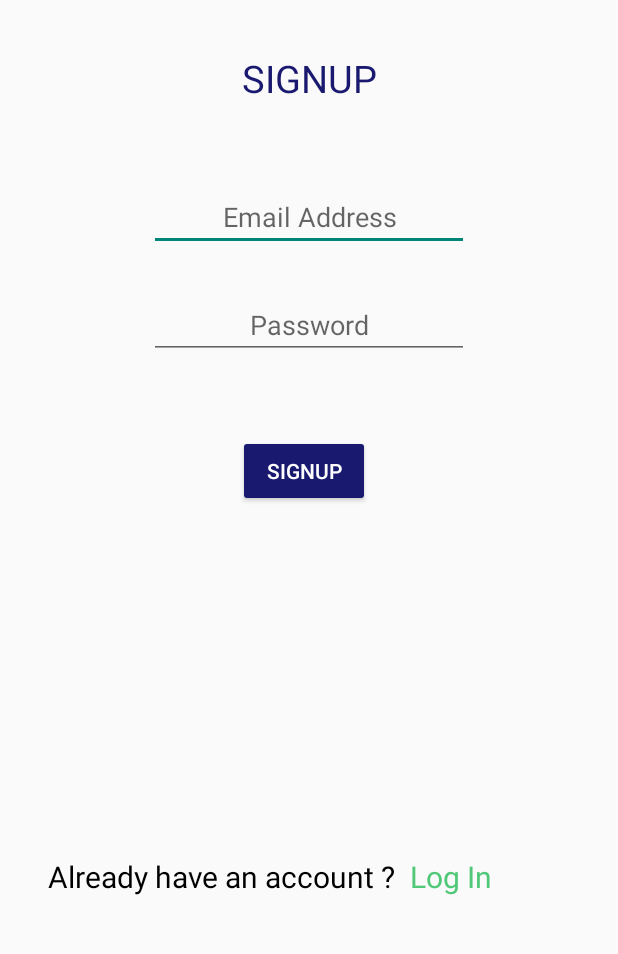
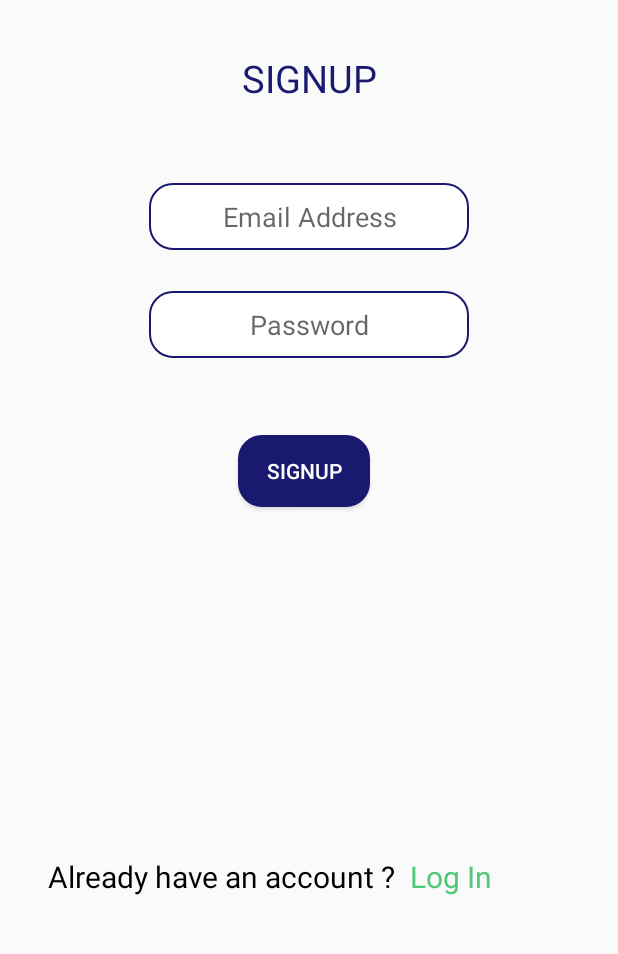
Before and after one commit to Aritra995/QuizUp, an Android app: the SignUpActivity screen opened directly, with no data from a screen before it, on a phone screen of 412 x 824 dp, the part 267-1221 px from its top. Run offline under Robolectric (Android 15) with nearby library versions, the phone set to English and light mode, and no system bars; our stand-ins replace Firebase (no records; nobody signed in at launch, a user with empty details on screens opened directly).

Commit message:
updated UI of login and signup screen

```diff
--- a/app/src/main/java/com/example/myapplication/HomeFragment.java
+++ b/app/src/main/java/com/example/myapplication/HomeFragment.java
@@ -186,9 +186,7 @@
         password.setFocusable(false);
         login.setFocusable(false);
     }
-    private void enable(){
 
-    }
     private boolean emailValidator(EditText email,View view){
         String emailText = email.getText().toString();
         if( !emailText.isEmpty() && Patterns.EMAIL_ADDRESS.matcher(emailText).matches()){
--- /dev/null
+++ b/app/src/main/res/drawable/rounded_edittext.xml
@@ -0,0 +1,12 @@
+<?xml version="1.0" encoding="utf-8"?>
+<shape xmlns:android="http://schemas.android.com/apk/res/android"
+        android:shape="rectangle"
+        android:padding="10dp">
+    <solid android:color="#FFFFFF"/>
+    <corners
+            android:bottomRightRadius="15dp"
+            android:bottomLeftRadius="15dp"
+            android:topLeftRadius="15dp"
+            android:topRightRadius="15dp" />
+    <stroke android:width="1dp" android:color="@color/app_bar_color"/>
+</shape>
--- a/app/src/main/res/layout/activity_sign_up.xml
+++ b/app/src/main/res/layout/activity_sign_up.xml
@@ -10,6 +10,7 @@
             android:text="@string/signup"
             android:textColor="@color/white"
             android:layout_width="wrap_content"
+            android:background="@drawable/rounded_edittext"
             android:backgroundTint="#191970"
             android:layout_height="wrap_content" android:id="@+id/buttonSignup"
             app:layout_constraintStart_toStartOf="parent" app:layout_constraintEnd_toEndOf="parent"
@@ -21,6 +22,8 @@
             android:inputType="textEmailAddress"
             android:ems="10"
             android:hint="Email Address"
+            android:padding="10dp"
+            android:background="@drawable/rounded_edittext"
             android:textAlignment="center"
             android:id="@+id/editTextTextEmailAddressSignUp"
             app:layout_constraintStart_toStartOf="parent"
@@ -31,6 +34,8 @@
             android:layout_height="wrap_content"
             android:inputType="textPassword"
             android:hint="Password"
+            android:padding="10dp"
+            android:background="@drawable/rounded_edittext"
             android:textAlignment="center"
             android:ems="10"
             android:id="@+id/editTextTextPasswordSignUp"
--- a/app/src/main/res/layout/fragment_home.xml
+++ b/app/src/main/res/layout/fragment_home.xml
@@ -22,6 +22,7 @@
                 android:layout_width="wrap_content"
                 android:textColor="@color/white"
                 android:backgroundTint="#191970"
+                android:background="@drawable/rounded_edittext"
                 android:layout_height="wrap_content" android:id="@+id/loginButton"
                 app:layout_constraintStart_toStartOf="parent" app:layout_constraintEnd_toEndOf="parent"
                 app:layout_constraintTop_toTopOf="parent" android:layout_marginTop="424dp"
@@ -32,6 +33,8 @@
                 android:inputType="textEmailAddress"
                 android:ems="10"
                 android:hint="Email Address"
+                android:padding="10dp"
+                android:background="@drawable/rounded_edittext"
                 android:textAlignment="center"
                 android:id="@+id/loginEmail"
                 app:layout_constraintStart_toStartOf="parent"
@@ -42,6 +45,8 @@
                 android:layout_height="wrap_content"
                 android:inputType="textPassword"
                 android:hint="Password"
+                android:padding="10dp"
+                android:background="@drawable/rounded_edittext"
                 android:textAlignment="center"
                 android:ems="10"
                 android:id="@+id/loginPassword"
```
